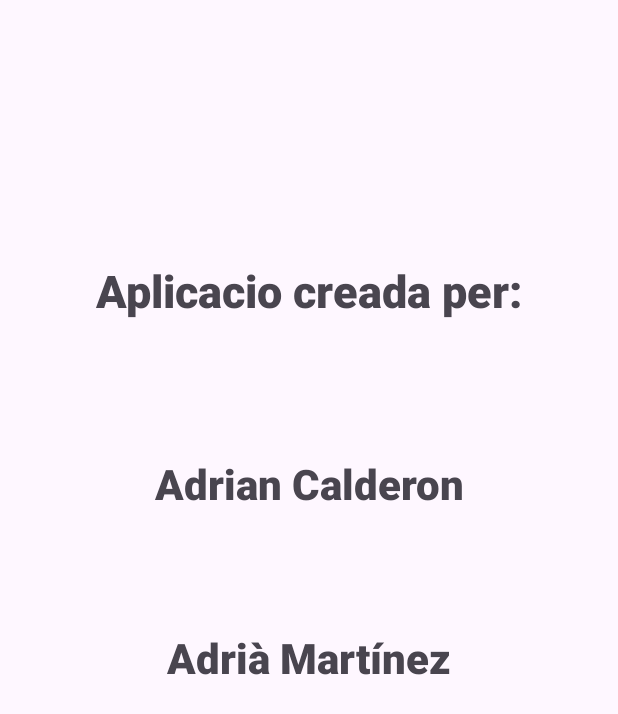
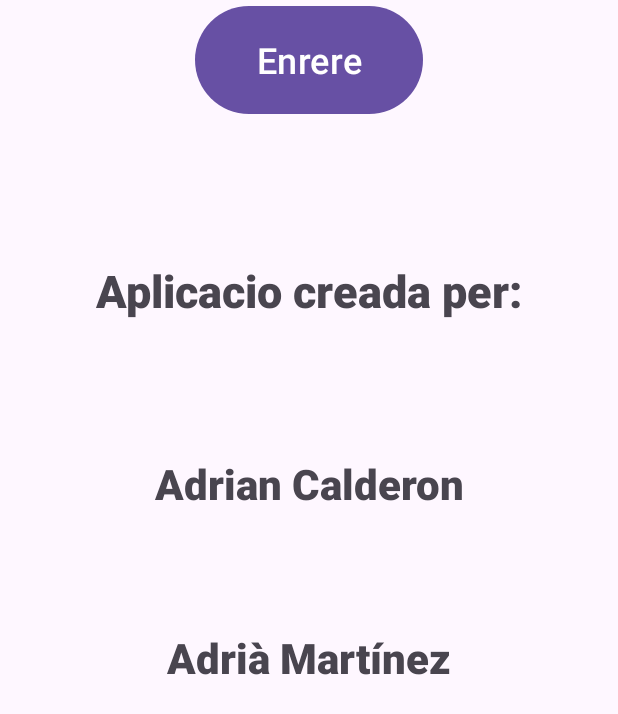
Before and after one commit to Adricalde10/Quiz, an Android app: the Credits screen opened directly, with no data from a screen before it, on a phone screen of 412 x 824 dp. Shown: the top 714 px of the screen. Run offline under Robolectric (Android 15) with nearby library versions, the phone set to English and light mode, and no system bars.

Commit message:
Implementacio credits

```diff
--- a/app/src/main/java/com/example/quiztrivial/Credits.kt
+++ b/app/src/main/java/com/example/quiztrivial/Credits.kt
@@ -1,6 +1,8 @@
 package com.example.quiztrivial
 
+import android.content.Intent
 import android.os.Bundle
+import android.widget.Button
 import androidx.appcompat.app.AppCompatActivity
 import androidx.fragment.app.commit
 import androidx.fragment.app.replace
@@ -17,7 +19,28 @@ class Credits : AppCompatActivity() {
 
         // Inicia el temporitzador
         timer.scheduleAtFixedRate(TimeTask(), 0L, 3000L)
+
+
+
+        val buttonEnrere: Button = findViewById(R.id.buttonEnrere)
+
+
+        buttonEnrere.setOnClickListener {
+
+            val intent = Intent(this, Menu::class.java)
+            startActivity(intent)
+            finish()
+        }
+
+
+
     }
+
+
+
+
+
+
 
     // Classe interna TimeTask per canviar els fragments
     private inner class TimeTask : TimerTask() {
--- a/app/src/main/res/layout/activity_credits.xml
+++ b/app/src/main/res/layout/activity_credits.xml
@@ -11,5 +11,20 @@
         android:id="@+id/frameContainer"
         android:layout_width="match_parent"
         android:layout_height="match_parent">
+
+        <androidx.constraintlayout.widget.ConstraintLayout
+            android:layout_width="match_parent"
+            android:layout_height="match_parent">
+
+            <Button
+                android:id="@+id/buttonEnrere"
+                android:layout_width="152dp"
+                android:layout_height="80dp"
+                android:text="Enrere"
+                android:textSize="24sp"
+                app:layout_constraintEnd_toEndOf="parent"
+                app:layout_constraintStart_toStartOf="parent"
+                tools:layout_editor_absoluteY="601dp" />
+        </androidx.constraintlayout.widget.ConstraintLayout>
     </FrameLayout>
 </androidx.constraintlayout.widget.ConstraintLayout>
```
